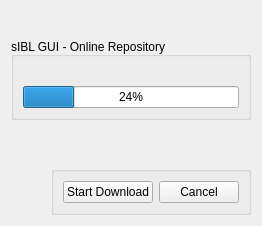
Above: src/UI/sIBL_GUI_FTP.ui from FaithStudio/sIBL_Framework before the change. Below: the same form after it.
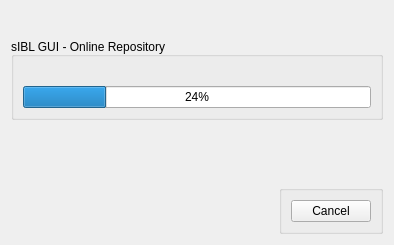
That is the form after the change. Icons and pictures are not drawn.

```diff
--- a/src/UI/sIBL_GUI_FTP.ui
+++ b/src/UI/sIBL_GUI_FTP.ui
@@ -1,7 +1,15 @@
 <ui version="4.0" >
  <class>sIBL_GUI_FTP_Form</class>
- <widget class="QWidget" name="sIBL_GUI_FTP_Form" >
-  <property name="windowTitle" >
+ <widget class="QWidget" name="sIBL_GUI_FTP_Form">
+  <property name="geometry">
+   <rect>
+    <x>0</x>
+    <y>0</y>
+    <width>394</width>
+    <height>245</height>
+   </rect>
+  </property>
+  <property name="windowTitle">
    <string>sIBL_GUI FTP</string>
   </property>
   <property name="windowIcon" >
@@ -87,18 +95,11 @@
       </spacer>
      </item>
      <item>
-      <widget class="QGroupBox" name="Buttons_groupBox" >
-       <layout class="QGridLayout" name="Buttons_gridLayout" >
-        <item row="0" column="0" >
-         <widget class="QPushButton" name="Start_Download_pushButton" >
-          <property name="text" >
-           <string>Start Download</string>
-          </property>
-         </widget>
-        </item>
-        <item row="0" column="1" >
-         <widget class="QPushButton" name="Cancel_pushButton" >
-          <property name="text" >
+      <widget class="QGroupBox" name="Buttons_groupBox">
+       <layout class="QGridLayout" name="Buttons_gridLayout">
+        <item row="0" column="0">
+         <widget class="QPushButton" name="Cancel_pushButton">
+          <property name="text">
            <string>Cancel</string>
           </property>
          </widget>
```
Left out of the diff: 81 changed lines with no effect on the pictures.
